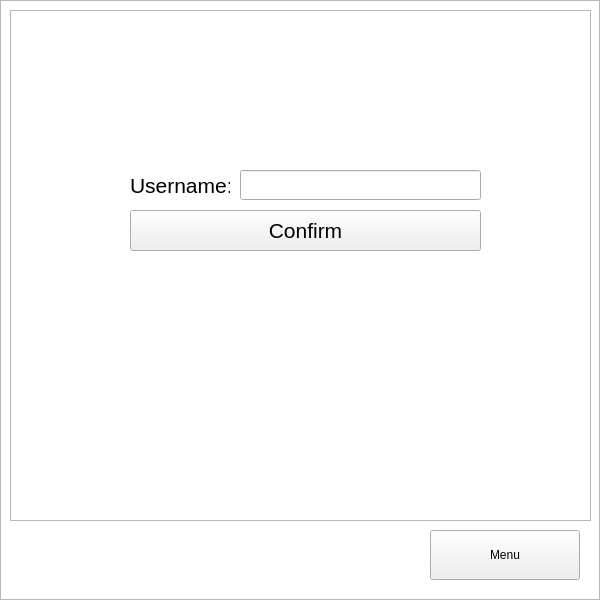
Above: gameover.ui from ElGrande95/Tank-game before the change. Below: the same form after it.
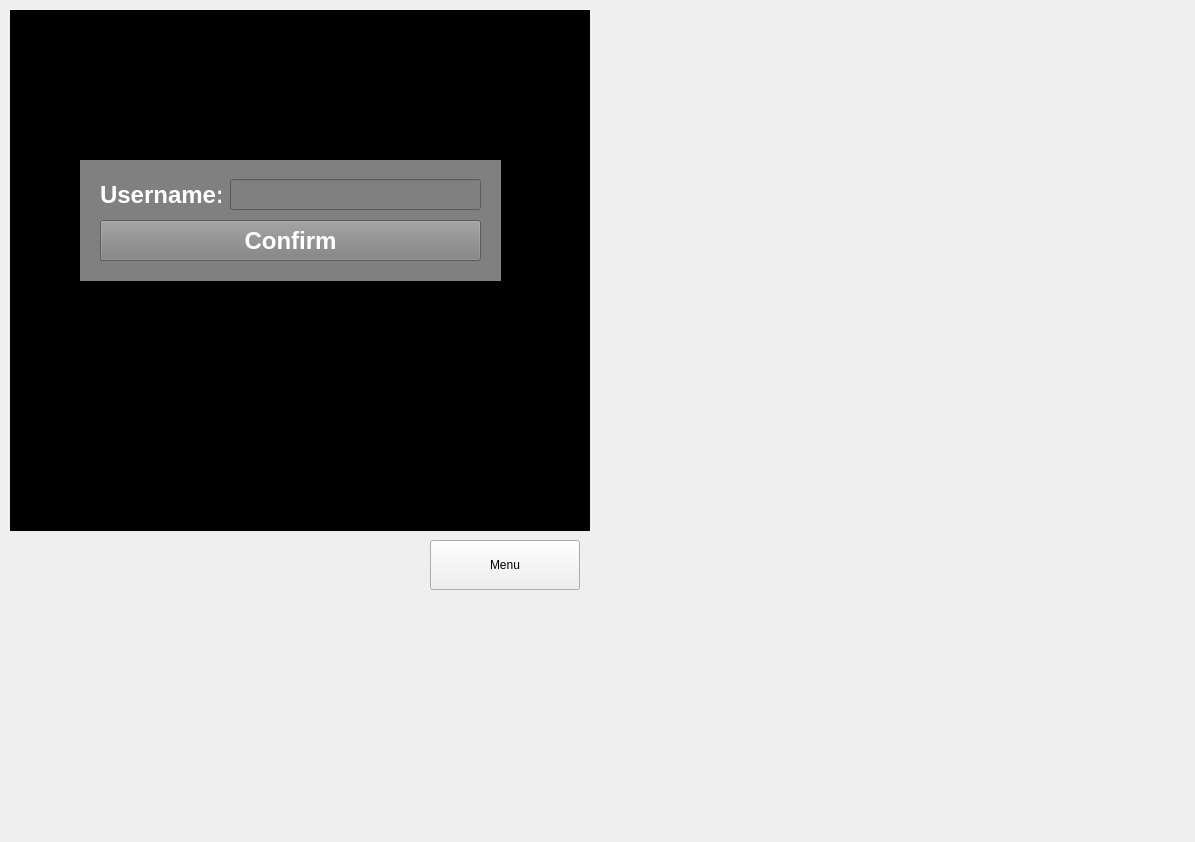
That is the form after the change.

```diff
--- a/gameover.ui
+++ b/gameover.ui
@@ -6,14 +6,14 @@
    <rect>
     <x>0</x>
     <y>0</y>
-    <width>600</width>
-    <height>600</height>
+    <width>1195</width>
+    <height>842</height>
    </rect>
   </property>
   <property name="windowTitle">
    <string>Form</string>
   </property>
-  <widget class="QGraphicsView" name="graphicsView">
+  <widget class="QLabel" name="label">
    <property name="geometry">
     <rect>
      <x>0</x>
@@ -22,42 +22,6 @@
      <height>600</height>
     </rect>
    </property>
-  </widget>
-  <widget class="QPushButton" name="menuButton">
-   <property name="geometry">
-    <rect>
-     <x>430</x>
-     <y>530</y>
-     <width>150</width>
-     <height>50</height>
-    </rect>
-   </property>
-   <property name="text">
-    <string>Menu</string>
-   </property>
-  </widget>
-  <widget class="QLabel" name="destroyLabel">
-   <property name="geometry">
-    <rect>
-     <x>20</x>
-     <y>540</y>
-     <width>191</width>
-     <height>41</height>
-    </rect>
-   </property>
-   <property name="text">
-    <string/>
-   </property>
-  </widget>
-  <widget class="QLabel" name="timeLabel">
-   <property name="geometry">
-    <rect>
-     <x>230</x>
-     <y>540</y>
-     <width>191</width>
-     <height>41</height>
-    </rect>
-   </property>
    <property name="text">
     <string/>
    </property>
@@ -67,8 +31,8 @@
     <rect>
      <x>10</x>
      <y>10</y>
-     <width>581</width>
-     <height>511</height>
+     <width>580</width>
+     <height>521</height>
     </rect>
    </property>
    <property name="sizePolicy">
@@ -79,12 +43,20 @@
    </property>
    <property name="font">
     <font>
-     <pointsize>19</pointsize>
+     <pointsize>-1</pointsize>
+     <italic>false</italic>
+     <bold>true</bold>
     </font>
    </property>
    <property name="contextMenuPolicy">
     <enum>Qt::DefaultContextMenu</enum>
    </property>
+   <property name="styleSheet">
+    <string notr="true">background-color: black;
+color: white;
+font: bold 24px; 
+</string>
+   </property>
    <property name="lineWidth">
     <number>2</number>
    </property>
@@ -95,27 +67,76 @@
     <enum>Qt::ElideMiddle</enum>
    </property>
   </widget>
+  <widget class="QLabel" name="timeLabel">
+   <property name="geometry">
+    <rect>
+     <x>230</x>
+     <y>550</y>
+     <width>191</width>
+     <height>51</height>
+    </rect>
+   </property>
+   <property name="text">
+    <string/>
+   </property>
+  </widget>
+  <widget class="QLabel" name="destroyLabel">
+   <property name="geometry">
+    <rect>
+     <x>40</x>
+     <y>550</y>
+     <width>191</width>
+     <height>51</height>
+    </rect>
+   </property>
+   <property name="text">
+    <string/>
+   </property>
+  </widget>
+  <widget class="QPushButton" name="menuButton">
+   <property name="geometry">
+    <rect>
+     <x>430</x>
+     <y>540</y>
+     <width>150</width>
+     <height>50</height>
+    </rect>
+   </property>
+   <property name="text">
+    <string>Menu</string>
+   </property>
+  </widget>
   <widget class="QWidget" name="topTen" native="true">
    <property name="geometry">
     <rect>
-     <x>110</x>
-     <y>150</y>
-     <width>381</width>
+     <x>80</x>
+     <y>160</y>
+     <width>421</width>
      <height>121</height>
     </rect>
    </property>
+   <property name="styleSheet">
+    <string notr="true">background-color: gray;
+color: white;
+font: bold 24px; 
+opacity: 0;
+
+</string>
+   </property>
    <widget class="QPushButton" name="confirmButton">
     <property name="geometry">
      <rect>
       <x>20</x>
       <y>60</y>
-      <width>351</width>
+      <width>381</width>
       <height>41</height>
      </rect>
     </property>
     <property name="font">
      <font>
-      <pointsize>16</pointsize>
+      <pointsize>-1</pointsize>
+      <italic>false</italic>
+      <bold>true</bold>
      </font>
     </property>
     <property name="text">
@@ -127,13 +148,15 @@
      <rect>
       <x>20</x>
       <y>20</y>
-      <width>100</width>
+      <width>121</width>
       <height>30</height>
      </rect>
     </property>
     <property name="font">
      <font>
-      <pointsize>16</pointsize>
+      <pointsize>-1</pointsize>
+      <italic>false</italic>
+      <bold>true</bold>
      </font>
     </property>
     <property name="text">
@@ -143,15 +166,17 @@
    <widget class="QLineEdit" name="userLineEdit">
     <property name="geometry">
      <rect>
-      <x>130</x>
-      <y>20</y>
-      <width>241</width>
-      <height>30</height>
+      <x>150</x>
+      <y>19</y>
+      <width>251</width>
+      <height>31</height>
      </rect>
     </property>
     <property name="font">
      <font>
-      <pointsize>16</pointsize>
+      <pointsize>-1</pointsize>
+      <italic>false</italic>
+      <bold>true</bold>
      </font>
     </property>
    </widget>
```
